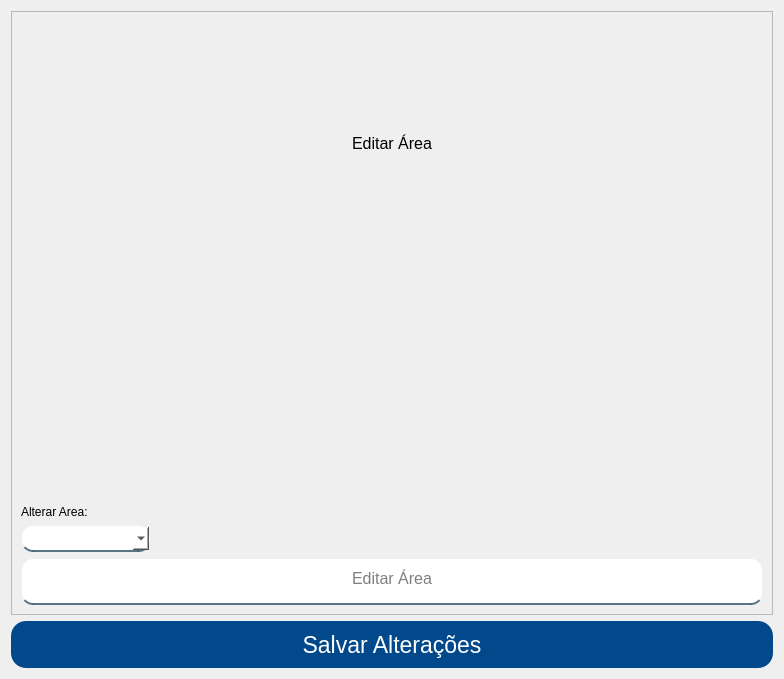
Before: the Qt Designer form App/view/ui/editarArea.ui in Senac-SOR-ADS/Mapa-de-Sala, drawn with Qt 5.
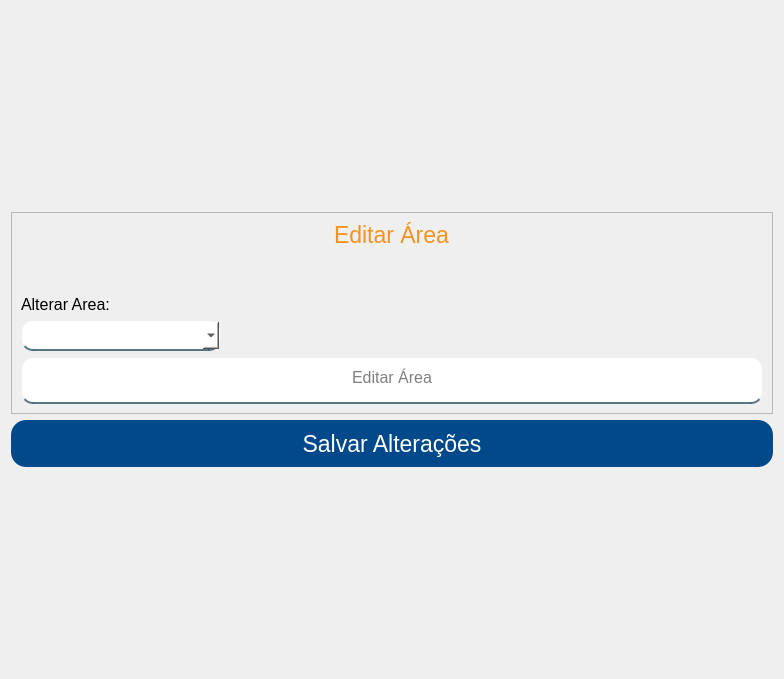
After: the same form once the commit is applied.

Commit message: Alteração nas telas de editar e cadastros (#198)

What changed in the file:
```diff
--- a/App/view/ui/editarArea.ui
+++ b/App/view/ui/editarArea.ui
@@ -40,9 +40,25 @@
 
 #respostaNaoCadastrando {
 	color: red;
+}
+#titulo {
+	color: #f6921e;
 }</string>
   </property>
   <layout class="QVBoxLayout" name="verticalLayout">
+   <item>
+    <spacer name="verticalSpacer_3">
+     <property name="orientation">
+      <enum>Qt::Vertical</enum>
+     </property>
+     <property name="sizeHint" stdset="0">
+      <size>
+       <width>20</width>
+       <height>40</height>
+      </size>
+     </property>
+    </spacer>
+   </item>
    <item>
     <widget class="QFrame" name="frame_2">
      <property name="sizePolicy">
@@ -59,10 +75,10 @@
      </property>
      <layout class="QVBoxLayout" name="verticalLayout_2">
       <item alignment="Qt::AlignHCenter|Qt::AlignVCenter">
-       <widget class="QLabel" name="label">
+       <widget class="QLabel" name="titulo">
         <property name="font">
          <font>
-          <pointsize>12</pointsize>
+          <pointsize>17</pointsize>
          </font>
         </property>
         <property name="text">
@@ -70,8 +86,26 @@
         </property>
        </widget>
       </item>
+      <item>
+       <spacer name="verticalSpacer_2">
+        <property name="orientation">
+         <enum>Qt::Vertical</enum>
+        </property>
+        <property name="sizeHint" stdset="0">
+         <size>
+          <width>20</width>
+          <height>40</height>
+         </size>
+        </property>
+       </spacer>
+      </item>
       <item alignment="Qt::AlignLeft|Qt::AlignBottom">
        <widget class="QLabel" name="label_2">
+        <property name="font">
+         <font>
+          <pointsize>12</pointsize>
+         </font>
+        </property>
         <property name="text">
          <string>Alterar Area:</string>
         </property>
@@ -81,8 +115,8 @@
        <widget class="QComboBox" name="alterarArea">
         <property name="minimumSize">
          <size>
-          <width>130</width>
-          <height>0</height>
+          <width>200</width>
+          <height>31</height>
          </size>
         </property>
         <property name="cursor">
@@ -135,6 +169,19 @@
      </property>
     </widget>
    </item>
+   <item>
+    <spacer name="verticalSpacer">
+     <property name="orientation">
+      <enum>Qt::Vertical</enum>
+     </property>
+     <property name="sizeHint" stdset="0">
+      <size>
+       <width>20</width>
+       <height>40</height>
+      </size>
+     </property>
+    </spacer>
+   </item>
   </layout>
  </widget>
  <resources/>
```
The commit also changes 11 other files.
